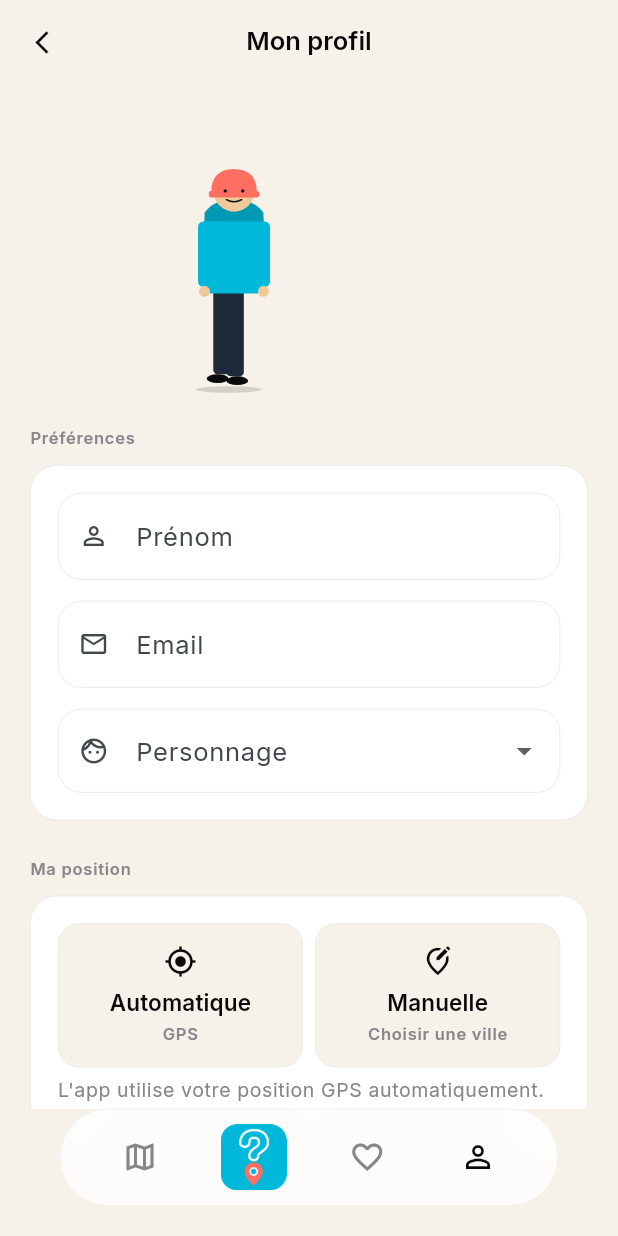
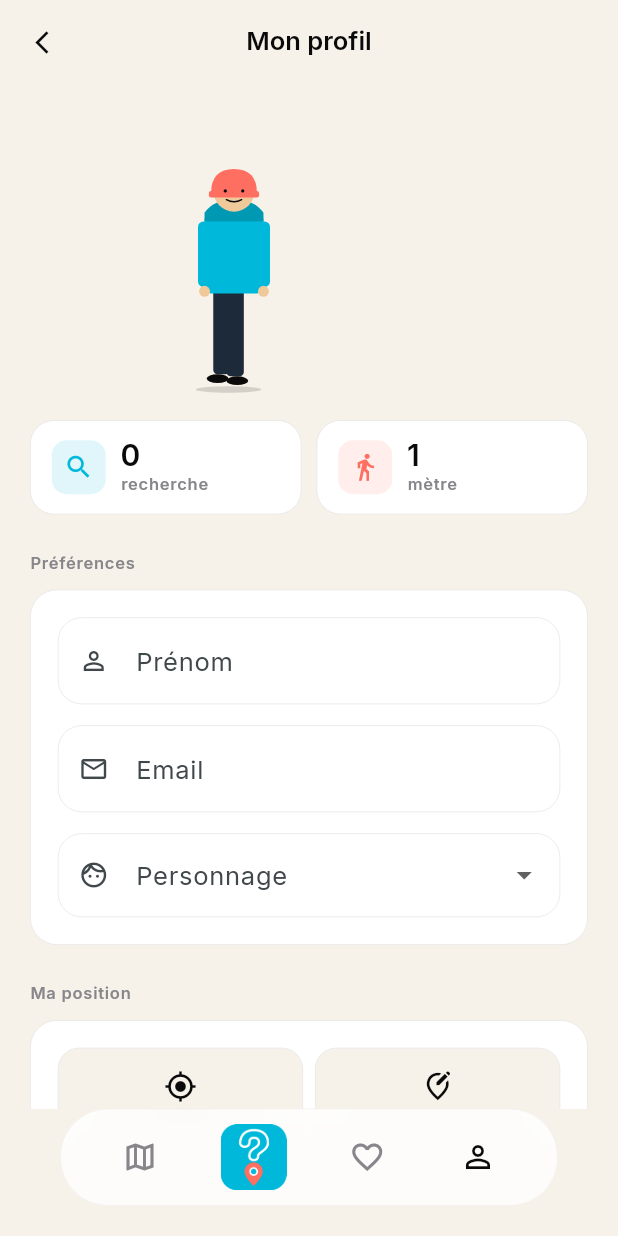
Before and after one commit to sandersdHES/whateka, a Flutter app: the ProfileScreen screen opened by its route, on a phone screen of 412 x 824 dp. Run offline on Flutter 3.47's test engine with Material 3 defaults, Android fonts, the phone set to English and light mode, and no system bars; our stand-ins replace firebase_core, flutter_map, flutter_svg, geolocator, google_fonts, image_picker and 2 more; accounts and stored records are empty.

Commit message:
feat: dashboard sur profil - recherches cumulees + metres marches
- Questionnaire : incremente user_metadata.total_searches a chaque quiz
  termine.
- AvatarPromenade : nouveau callback onMetersWalked, compte les metres
  reels parcourus (40 px = 1 m) en ignorant les reculs, notifie le parent
  au metre entier (evite setState a 60 fps).
- Profil : deux _StatCard sous l'avatar, cyan pour les recherches, orange
  pour les metres (live, reset quand l'utilisateur quitte l'ecran).

```diff
--- a/lib/screens/profile_screen.dart
+++ b/lib/screens/profile_screen.dart
@@ -66,6 +66,8 @@ class _ProfileScreenState extends State<ProfileScreen> {
   String _locationMode = 'auto'; // 'auto' | 'manual'
   String _manualCity = 'Lausanne';
   int _avatarId = 1;
+  int _totalSearches = 0;
+  double _metersWalked = 0;
 
   @override
   void initState() {
@@ -85,6 +87,7 @@ class _ProfileScreenState extends State<ProfileScreen> {
         _locationMode = (meta['location_mode'] as String?) ?? 'auto';
         _manualCity = (meta['manual_city'] as String?) ?? 'Lausanne';
         _avatarId = (meta['avatar_id'] as int?) ?? 1;
+        _totalSearches = (meta['total_searches'] as int?) ?? 0;
       });
     }
   }
@@ -173,8 +176,35 @@ class _ProfileScreenState extends State<ProfileScreen> {
             crossAxisAlignment: CrossAxisAlignment.stretch,
             children: [
               // Avatar anime qui se promene dans une bande horizontale
-              AvatarPromenade(avatarId: _avatarId),
-              const SizedBox(height: 20),
+              AvatarPromenade(
+                avatarId: _avatarId,
+                onMetersWalked: (m) => setState(() => _metersWalked = m),
+              ),
+              const SizedBox(height: 16),
+
+              // Dashboard : recherches cumulees + metres marches cette session
+              Row(
+                children: [
+                  Expanded(
+                    child: _StatCard(
+                      icon: Icons.search,
+                      value: '$_totalSearches',
+                      label: _totalSearches > 1 ? 'recherches' : 'recherche',
+                      accent: AppColors.cyan,
+                    ),
+                  ),
+                  const SizedBox(width: 10),
+                  Expanded(
+                    child: _StatCard(
+                      icon: Icons.directions_walk,
+                      value: _metersWalked.floor().toString(),
+                      label: _metersWalked >= 2 ? 'mètres' : 'mètre',
+                      accent: AppColors.orange,
+                    ),
+                  ),
+                ],
+              ),
+              const SizedBox(height: 24),
 
               // Section Préférences
               Text(
@@ -494,3 +524,61 @@ class _ModeChoice extends StatelessWidget {
     );
   }
 }
+
+class _StatCard extends StatelessWidget {
+  final IconData icon;
+  final String value;
+  final String label;
+  final Color accent;
+
+  const _StatCard({
+    required this.icon,
+    required this.value,
+    required this.label,
+    required this.accent,
+  });
+
+  @override
+  Widget build(BuildContext context) {
+    return Container(
+      padding: const EdgeInsets.symmetric(horizontal: 14, vertical: 12),
+      decoration: BoxDecoration(
+        color: AppColors.surface,
+        borderRadius: BorderRadius.circular(16),
+        border: Border.all(color: AppColors.line, width: 0.5),
+      ),
+      child: Row(
+        children: [
+          Container(
+            width: 36,
+            height: 36,
+            decoration: BoxDecoration(
+              color: accent.withValues(alpha: 0.12),
+              borderRadius: BorderRadius.circular(10),
+            ),
+            child: Icon(icon, color: accent, size: 20),
+          ),
+          const SizedBox(width: 10),
+          Expanded(
+            child: Column(
+              crossAxisAlignment: CrossAxisAlignment.start,
+              mainAxisAlignment: MainAxisAlignment.center,
+              children: [
+                Text(
+                  value,
+                  style: Theme.of(context).textTheme.headlineMedium?.copyWith(
+                        height: 1.1,
+                      ),
+                ),
+                Text(
+                  label,
+                  style: Theme.of(context).textTheme.labelSmall,
+                ),
+              ],
+            ),
+          ),
+        ],
+      ),
+    );
+  }
+}
--- a/lib/screens/questionnaire_screen.dart
+++ b/lib/screens/questionnaire_screen.dart
@@ -161,6 +161,20 @@ class _QuestionnaireScreenState extends State<QuestionnaireScreen> {
             'longitude': manualLng,
           };
         }
+      }
+
+      // Incremente le compteur total de recherches dans user_metadata
+      // (utilise par le dashboard du profil).
+      final currentCount = (meta['total_searches'] as int?) ?? 0;
+      try {
+        await Supabase.instance.client.auth.updateUser(
+          UserAttributes(data: {
+            ...meta,
+            'total_searches': currentCount + 1,
+          }),
+        );
+      } catch (_) {
+        // Si le compteur echoue on continue quand meme la navigation.
       }
 
       if (!mounted) return;
--- a/lib/widgets/avatar_promenade.dart
+++ b/lib/widgets/avatar_promenade.dart
@@ -12,12 +12,16 @@ class AvatarPromenade extends StatefulWidget {
   final int avatarId;
   final double height;
   final double speed; // pixels par seconde
+  /// Appele a chaque frame avec le total de metres marches dans cette session.
+  /// Conversion : 40 px = 1 m (le perso marche a ~1 m/s).
+  final ValueChanged<double>? onMetersWalked;
 
   const AvatarPromenade({
     super.key,
     required this.avatarId,
     this.height = 200,
     this.speed = 40,
+    this.onMetersWalked,
   });
 
   @override
@@ -41,6 +45,8 @@ class _AvatarPromenadeState extends State<AvatarPromenade>
   int _turnStartMs = 0;
   int _lastTickMs = 0;
   double _walkTime = 0;
+  double _metersWalked = 0;
+  double _lastReportedMeters = -1;
 
   @override
   void initState() {
@@ -60,8 +66,18 @@ class _AvatarPromenadeState extends State<AvatarPromenade>
     _lastTickMs = nowMs;
 
     if (_state == _PromenadeState.walking) {
-      _x += _direction * widget.speed * dt;
+      final deltaPx = _direction * widget.speed * dt;
+      _x += deltaPx;
       _walkTime += dt;
+      // Comptabilise la distance reelle parcourue (en metres, ignore les recul).
+      _metersWalked += deltaPx.abs() / 40.0;
+      // Notifie le parent seulement quand le metre entier change (pour eviter
+      // des setState a 60 fps sur le parent).
+      final intMeters = _metersWalked.floorToDouble();
+      if (intMeters != _lastReportedMeters) {
+        _lastReportedMeters = intMeters;
+        widget.onMetersWalked?.call(_metersWalked);
+      }
       if (_x >= _bandWidth - _avatarWidth - 10) {
         _x = _bandWidth - _avatarWidth - 10;
         _state = _PromenadeState.turningRight;
```
